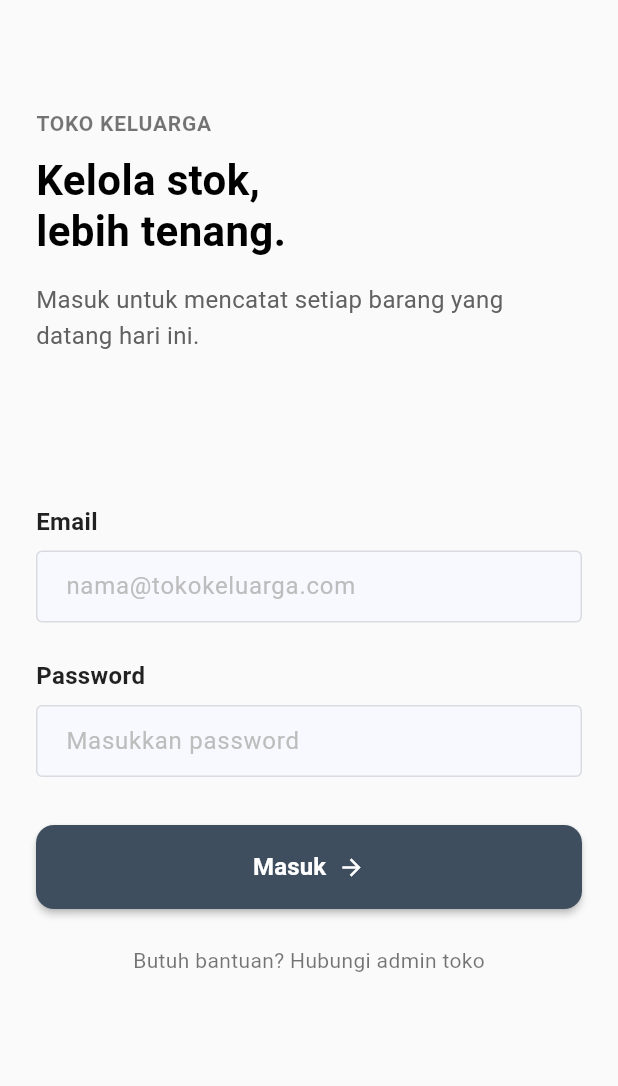
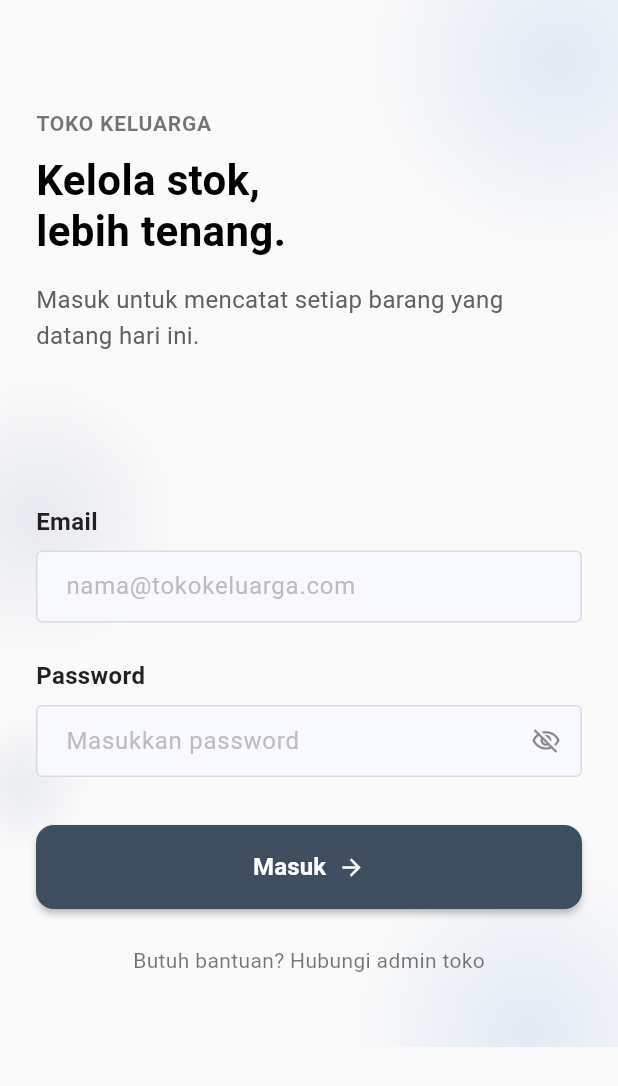
Before and after one commit to sabranhakim/mobile_tokokeluarga, a Flutter app: the screen it shows after launch, on a phone screen of 412 x 824 dp. Shown: the top 1086 px of the screen. Run offline on Flutter 3.47's test engine with Material 3 defaults, Android fonts, the phone set to English and light mode, and no system bars; our stand-ins replace camera, dio, dropdown_search, flutter_image_compress, flutter_secure_storage; network calls fail.

Commit message:
refactor: update app label to 'Grosir Kue Keluarga' and change launcher icons; update API URL in ApiClient; enhance login screen UI with password visibility toggle

```diff
--- a/lib/core/api_client.dart
+++ b/lib/core/api_client.dart
@@ -4,7 +4,7 @@ import 'package:flutter/foundation.dart';
 class ApiClient {
   static const String apiUrl = String.fromEnvironment(
     'API_URL',
-    defaultValue: 'http://10.103.69.41:8000/api/v1',
+    defaultValue: 'http://10.177.129.128:8000/api/v1',
   );
 
   static final ApiClient instance = ApiClient._init();
--- a/lib/features/auth/presentation/screens/login_screen.dart
+++ b/lib/features/auth/presentation/screens/login_screen.dart
@@ -13,6 +13,7 @@ class _LoginScreenState extends State<LoginScreen> {
   final _formKey = GlobalKey<FormState>();
   final _emailController = TextEditingController();
   final _passwordController = TextEditingController();
+  bool _obscurePassword = true;
 
   Future<void> _submit() async {
     if (_formKey.currentState!.validate()) {
@@ -53,9 +54,82 @@ class _LoginScreenState extends State<LoginScreen> {
 
     return Scaffold(
       backgroundColor: Colors.grey.shade50,
-      body: SafeArea(
+      body: Stack(
+        children: [
+          Positioned(
+            top: -90,
+            right: -90,
+            child: Container(
+              width: 260,
+              height: 260,
+              decoration: BoxDecoration(
+                shape: BoxShape.circle,
+                gradient: RadialGradient(
+                  colors: [
+                    const Color(0xFF0058BE).withValues(alpha: 0.10),
+                    const Color(0xFF0058BE).withValues(alpha: 0),
+                  ],
+                ),
+              ),
+            ),
+          ),
+          Positioned(
+            top: 250,
+            left: -70,
+            child: Container(
+              width: 190,
+              height: 190,
+              decoration: BoxDecoration(
+                shape: BoxShape.circle,
+                gradient: RadialGradient(
+                  colors: [
+                    const Color(0xFF00236F).withValues(alpha: 0.08),
+                    const Color(0xFF00236F).withValues(alpha: 0),
+                  ],
+                ),
+              ),
+            ),
+          ),
+          Positioned(
+            bottom: -110,
+            right: -60,
+            child: Container(
+              width: 240,
+              height: 240,
+              decoration: BoxDecoration(
+                shape: BoxShape.circle,
+                gradient: RadialGradient(
+                  colors: [
+                    const Color(0xFF0058BE).withValues(alpha: 0.10),
+                    const Color(0xFF0058BE).withValues(alpha: 0),
+                  ],
+                ),
+              ),
+            ),
+          ),
+          Positioned(
+            bottom: 130,
+            left: -30,
+            child: Container(
+              width: 90,
+              height: 90,
+              decoration: BoxDecoration(
+                shape: BoxShape.circle,
+                gradient: RadialGradient(
+                  colors: [
+                    const Color(0xFF00236F).withValues(alpha: 0.07),
+                    const Color(0xFF00236F).withValues(alpha: 0),
+                  ],
+                ),
+              ),
+            ),
+          ),
+          SafeArea(
             child: SingleChildScrollView(
-          padding: const EdgeInsets.symmetric(horizontal: 24.0, vertical: 48.0),
+              padding: const EdgeInsets.symmetric(
+                horizontal: 24.0,
+                vertical: 48.0,
+              ),
               child: Form(
                 key: _formKey,
                 child: Column(
@@ -107,10 +181,16 @@ class _LoginScreenState extends State<LoginScreen> {
                         hintText: 'nama@tokokeluarga.com',
                         hintStyle: TextStyle(color: Colors.grey[400]),
                         border: const OutlineInputBorder(
-                      borderSide: BorderSide(color: Colors.black12, width: 1),
+                          borderSide: BorderSide(
+                            color: Colors.black12,
+                            width: 1,
+                          ),
                         ),
                         enabledBorder: const OutlineInputBorder(
-                      borderSide: BorderSide(color: Colors.black12, width: 1),
+                          borderSide: BorderSide(
+                            color: Colors.black12,
+                            width: 1,
+                          ),
                         ),
                         focusedBorder: const OutlineInputBorder(
                           borderSide: BorderSide(
@@ -141,20 +221,39 @@ class _LoginScreenState extends State<LoginScreen> {
                     const SizedBox(height: 8),
                     TextFormField(
                       controller: _passwordController,
-                  obscureText: true,
+                      obscureText: _obscurePassword,
                       decoration: InputDecoration(
                         hintText: 'Masukkan password',
                         hintStyle: TextStyle(color: Colors.grey[400]),
                         border: const OutlineInputBorder(
-                      borderSide: BorderSide(color: Colors.black12, width: 1),
+                          borderSide: BorderSide(
+                            color: Colors.black12,
+                            width: 1,
+                          ),
                         ),
                         enabledBorder: const OutlineInputBorder(
-                      borderSide: BorderSide(color: Colors.black12, width: 1),
+                          borderSide: BorderSide(
+                            color: Colors.black12,
+                            width: 1,
+                          ),
                         ),
                         focusedBorder: const OutlineInputBorder(
                           borderSide: BorderSide(
                             color: primaryDarkColor,
                             width: 1.5,
+                          ),
+                        ),
+                        suffixIcon: IconButton(
+                          icon: Icon(
+                            _obscurePassword
+                                ? Icons.visibility_off_outlined
+                                : Icons.visibility_outlined,
+                            size: 20,
+                            color: Colors.black45,
+                          ),
+                          onPressed:
+                              () => setState(
+                                () => _obscurePassword = !_obscurePassword,
                               ),
                         ),
                       ),
@@ -218,6 +317,8 @@ class _LoginScreenState extends State<LoginScreen> {
               ),
             ),
           ),
+        ],
+      ),
     );
   }
 }
--- a/lib/features/auth/presentation/screens/splash_screen.dart
+++ b/lib/features/auth/presentation/screens/splash_screen.dart
@@ -39,7 +39,7 @@ class _SplashScreenState extends State<SplashScreen> {
                 borderRadius: BorderRadius.circular(24),
               ),
               child: const Icon(
-                Icons.storefront_rounded,
+                Icons.store,
                 size: 46,
                 color: Color(0xFF00236F),
               ),
--- a/lib/features/inventory/presentation/screens/input_barang_form_screen.dart
+++ b/lib/features/inventory/presentation/screens/input_barang_form_screen.dart
@@ -1454,15 +1454,6 @@ class _InputBarangFormScreenState extends State<InputBarangFormScreen> {
                 child: Column(
                   crossAxisAlignment: CrossAxisAlignment.center,
                   children: [
-                    Text(
-                      'Qty',
-                      style: TextStyle(
-                        fontSize: 11,
-                        fontWeight: FontWeight.w700,
-                        color: colorOnSurfaceVariant.withValues(alpha: 0.8),
-                      ),
-                    ),
-                    const SizedBox(height: 6),
                     TextFormField(
                       initialValue:
                           item.jumlah > 0 ? item.jumlah.toString() : '',
```
Also changed, not shown: 11 other files. Lines whose indentation alone changed are shown as unchanged.
